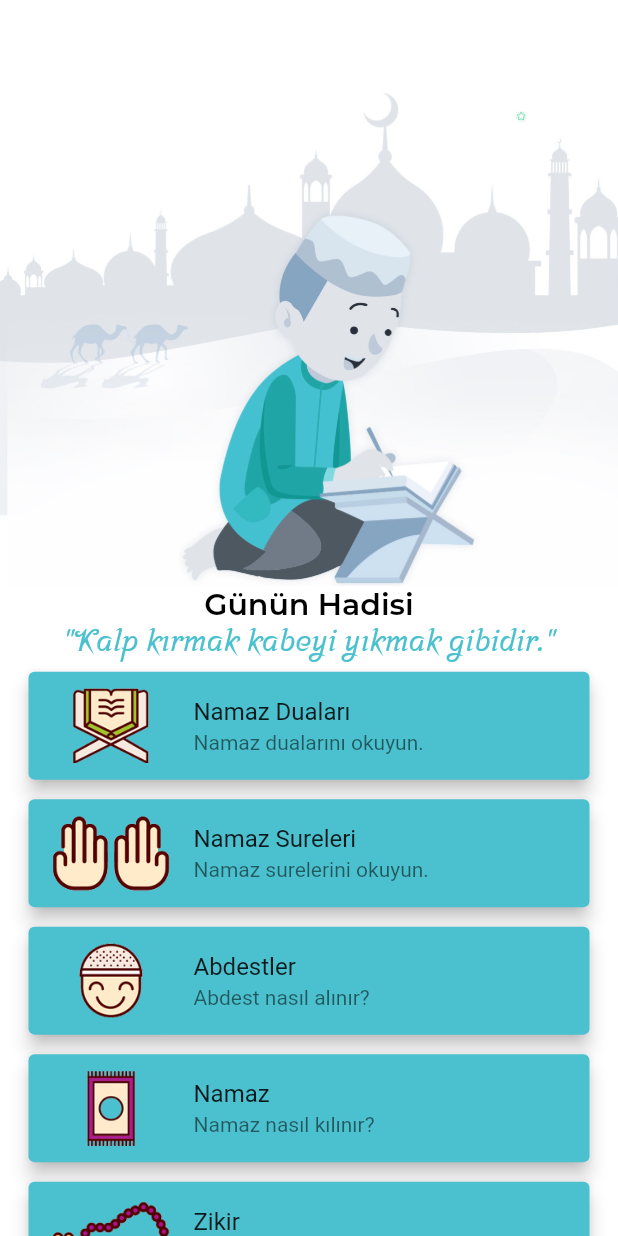
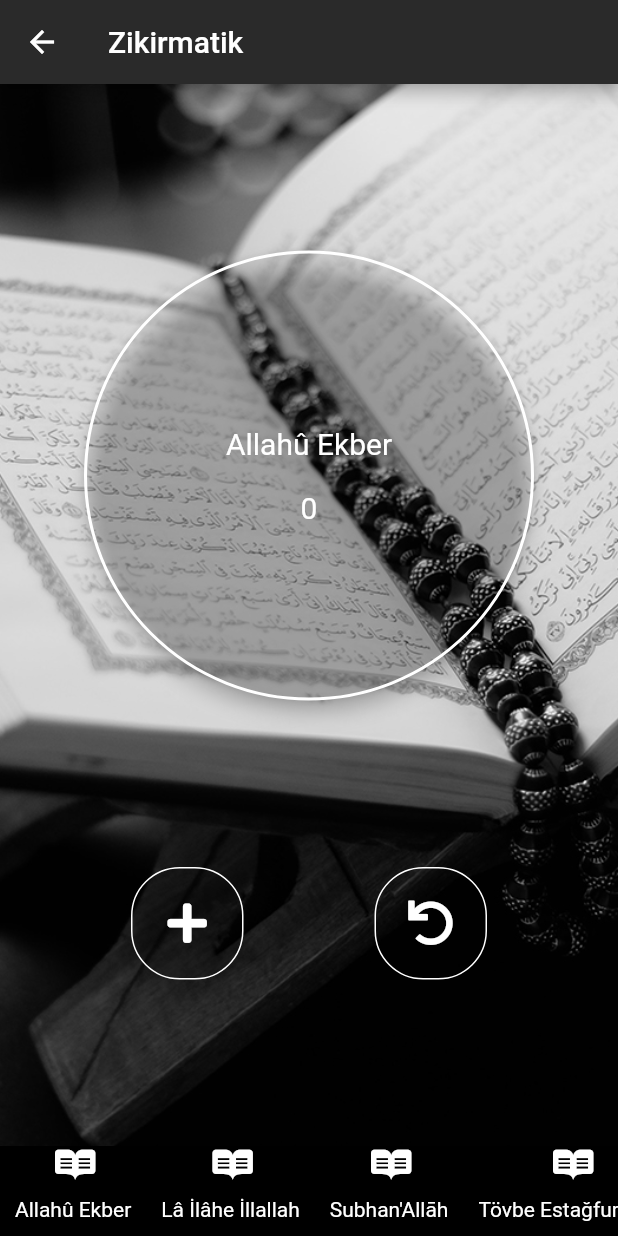
Before and after one commit to Bucerella/DuaApp, a Flutter app: the screen it shows after launch, after a tap on "Zikir", on a phone screen of 412 x 824 dp. Run offline on Flutter 3.47's test engine with Material 2 defaults, Android fonts, the phone set to English and light mode, and no system bars; our stand-ins replace font_awesome_flutter, shared_preferences; network calls fail.

Commit message:
Added Zikirmatik section and Solved alignment problem.

```diff
--- a/lib/screen/homescreen.dart
+++ b/lib/screen/homescreen.dart
@@ -3,6 +3,7 @@ import 'package:dua_app/screen/esmaulhusna.dart';
 import 'package:dua_app/screen/namaz_dualari/namazdualari.dart';
 import 'package:dua_app/screen/namaz_kilinisi/namazkilinisi.dart';
 import 'package:dua_app/screen/namaz_sureleri/namazsureleri.dart';
+import 'package:dua_app/screen/zikirmatik.dart';
 import 'package:dua_app/widgets/extension_widget.dart';
 import 'package:flutter/material.dart';
 
@@ -62,7 +63,7 @@ class _HomeDuaState extends State<HomeDua> {
             SizedBox(
               height: 5,
             ),
-            makeCard("Zikir", "Zikirmatik", "zikircek.png"),
+            makeCard("Zikir", "Zikirmatik", "zikircek.png",yol: ZikirMatik(),context: context),
             SizedBox(
               height: 5,
             ),
--- /dev/null
+++ b/lib/screen/zikirmatik.dart
@@ -0,0 +1,168 @@
+import 'package:flutter/material.dart';
+import 'package:font_awesome_flutter/font_awesome_flutter.dart';
+import 'package:shared_preferences/shared_preferences.dart';
+class ZikirMatik extends StatefulWidget {
+  @override
+  _ZikirMatikState createState() => _ZikirMatikState();
+}
+
+class _ZikirMatikState extends State<ZikirMatik> {
+  String selectedItem = "Allahû Ekber";
+  int selectedZikirItem = 0;
+  List zikirler = ["Allahû Ekber","Lâ İlâhe İllallah","Subhan'Allāh","Tövbe Estağfurullah","Kelime-i Tevhid","Kelime-i Şehadet","Salavat-ı Şerif"];
+  List zikirSayac = [0,0,0,0,0,0,0];
+
+  _loadSavedData() async{
+    SharedPreferences sharedPreferences = await SharedPreferences.getInstance();
+    for(int i = 0 ; i < zikirSayac.length;i++){
+      if(sharedPreferences.getInt("zikir$i")!=null && sharedPreferences.getInt("zikir$i")!=0){
+        setState(() {
+          zikirSayac[i] = sharedPreferences.getInt("zikir$i");
+        });
+      }
+    }
+  }
+  _saveData(int index) async{
+    SharedPreferences sharedPreferences = await SharedPreferences.getInstance();
+    sharedPreferences.setInt("zikir$index", zikirSayac[index]);
+  }
+
+  @override
+  void initState() {
+    // TODO: implement initState
+    super.initState();
+    _loadSavedData();
+  }
+  @override
+  Widget build(BuildContext context) {
+    var size = MediaQuery.of(context).size;
+    return Scaffold(
+      appBar: AppBar(
+        title: Text("Zikirmatik"),
+        backgroundColor: Color(0xff2a2a2a),
+      ),
+      body: Container(
+        width: size.width,
+        height: size.height,
+        decoration: BoxDecoration(
+          image: DecorationImage(image: AssetImage("images/zikir-detay.jpg",),fit: BoxFit.cover),
+        ),
+        child: Column(
+          mainAxisAlignment: MainAxisAlignment.spaceEvenly,
+
+          children: <Widget>[
+
+            Material(
+              elevation: 5,
+              color: Colors.transparent,
+              borderRadius: BorderRadius.circular(150),
+              child: Container(
+
+                width: 300,
+                height: 300,
+                decoration: BoxDecoration(
+                    borderRadius: BorderRadius.circular(150),
+                    border: Border.all(width: 2,color: Colors.white )
+                ),
+                child: Column(
+                  mainAxisAlignment: MainAxisAlignment.center,
+                  children: <Widget>[
+                    Text("${selectedItem}",style: TextStyle(color: Colors.white,fontSize: 20),),
+                    SizedBox(height: 20,),
+                    Text("${zikirSayac[selectedZikirItem]}",style: TextStyle(color: Colors.white,fontSize: 20),),
+                  ],
+                ),
+              ),
+            ),
+
+            Row(
+              mainAxisAlignment: MainAxisAlignment.spaceEvenly,
+              children: <Widget>[
+                Material(
+                  elevation: 5,
+                  borderRadius: BorderRadius.circular(32.5),
+                  color: Colors.transparent,
+                  child: InkWell(
+                    onTap: (){
+                      zikirSayac[selectedZikirItem] ++;
+                      _saveData(selectedZikirItem);
+                      setState(() {
+
+                      });
+                    },
+                    child: Container(
+                      height: 75,
+                      width: 75,
+                      decoration: BoxDecoration(
+                          borderRadius: BorderRadius.circular(32.5),
+                          border: Border.all(color: Colors.white)
+                      ),
+                      child: Icon(FontAwesomeIcons.plus,color: Colors.white,size: 30,),
+                    ),
+                  ),
+                ),
+                Material(
+                  elevation: 5,
+                  borderRadius: BorderRadius.circular(32.5),
+                  color: Colors.transparent,
+                  child: InkWell(
+                    onTap: (){
+                      zikirSayac[selectedZikirItem] = 0;
+                      _saveData(selectedZikirItem);
+                      setState(() {
+
+                      });
+                    },
+                    child: Container(
+                      height: 75,
+                      width: 75,
+                      decoration: BoxDecoration(
+                          borderRadius: BorderRadius.circular(32.5),
+                          border: Border.all(color: Colors.white)
+                      ),
+                      child: Icon(FontAwesomeIcons.undo,color: Colors.white,size: 30,),
+                    ),
+                  ),
+                ),
+              ],
+            ),
+          ],
+        ),
+      ),
+      bottomNavigationBar: Container(
+        height: 60,
+        color: Colors.black,
+
+        child: ListView(
+          scrollDirection: Axis.horizontal,
+          children: <Widget>[
+            Row(
+                children: zikirler.map((zikir){
+                  return  InkWell(
+                    onTap: (){
+                      selectedItem = zikir;
+                      selectedZikirItem = zikirler.indexOf("$zikir");
+                      setState(() {
+
+                      });
+                    },
+                    child: Padding(
+                      padding: EdgeInsets.symmetric(horizontal: 10),
+                      child: Column(
+                        children: <Widget>[
+                          Icon(FontAwesomeIcons.readme,color: Colors.white,),
+                          SizedBox(height: 10,),
+                          Text("${zikir}",style: TextStyle(color: Colors.white),)
+                        ],
+                      ),
+                    ),
+                  );
+
+                }).toList()
+            )
+          ],
+        ),
+      ),
+    );
+  }
+}
--- a/lib/widgets/extension_widget.dart
+++ b/lib/widgets/extension_widget.dart
@@ -307,7 +307,7 @@ Widget sureDetayCard(String sIsim, String sArabic, String sTurkish, sAnlam,
           Container(
             alignment: Alignment.topLeft,
             child: Text(
-              "${sTurkish.replaceAll(".", ".\n")}",
+              "${sTurkish.replaceAll(". ", ".\n")}",
               style: TextStyle(
                 fontFamily: "FiraSans",
                 fontSize: 18,
@@ -323,12 +323,15 @@ Widget sureDetayCard(String sIsim, String sArabic, String sTurkish, sAnlam,
             color: Colors.black,
           ),
           SizedBox(height: 15,),
-          Text(
-            "${sAnlam.replaceAll(".",".\n")}",
-            style: TextStyle(
-              fontSize: 18,
-              fontWeight: FontWeight.bold,
-              fontFamily: "FiraSans"
+          Container(
+            alignment: Alignment.topLeft,
+            child: Text(
+              "${sAnlam.replaceAll(". ",".\n")}",
+              style: TextStyle(
+                fontSize: 18,
+                fontWeight: FontWeight.bold,
+                fontFamily: "FiraSans"
+              ),
             ),
           ),
           SizedBox(height: 20,),
--- a/pubspec.yaml
+++ b/pubspec.yaml
@@ -20,6 +20,9 @@ dependencies:
   flutter:
     sdk: flutter
   http: ^0.12.0+1
+  font_awesome_flutter: ^8.4.0
+  shared_preferences: ^0.5.1+1
+
 
   # The following adds the Cupertino Icons font to your application.
   # Use with the CupertinoIcons class for iOS style icons.
```
Also changed, not shown: images/k1.jpg (added), images/zikir-detay.jpg (added), pubspec.lock, 6 other files.
